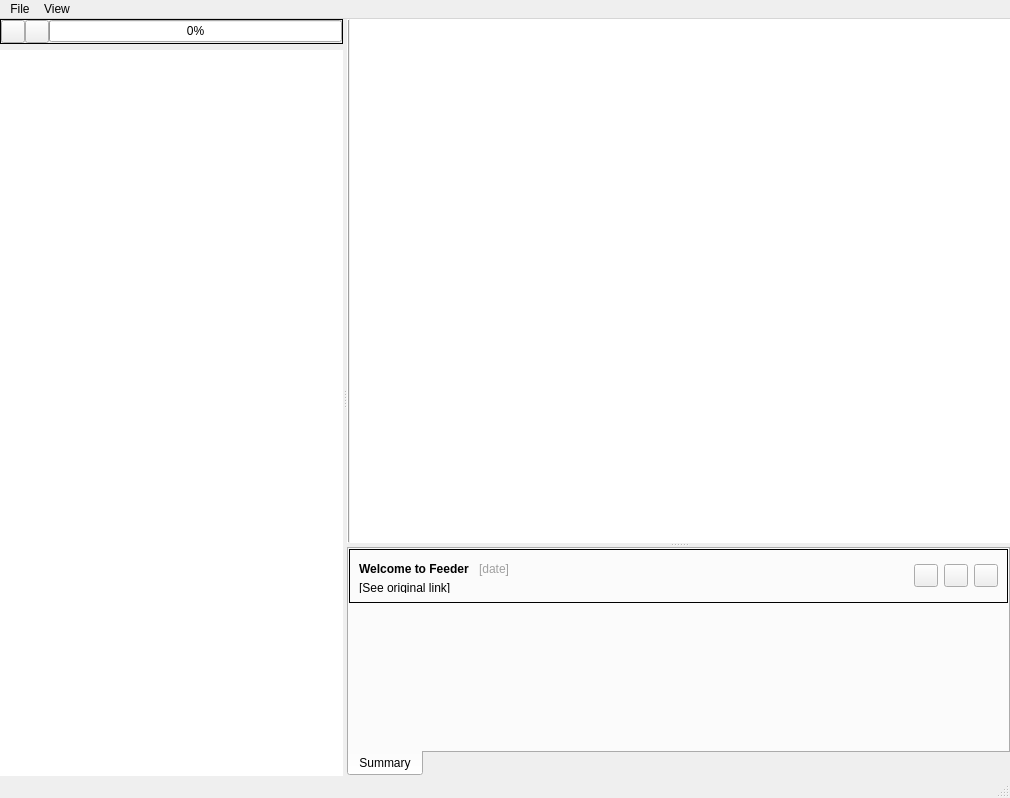
hatstand/O-sRSSly, file src/mainwindow.ui: the form before one commit.
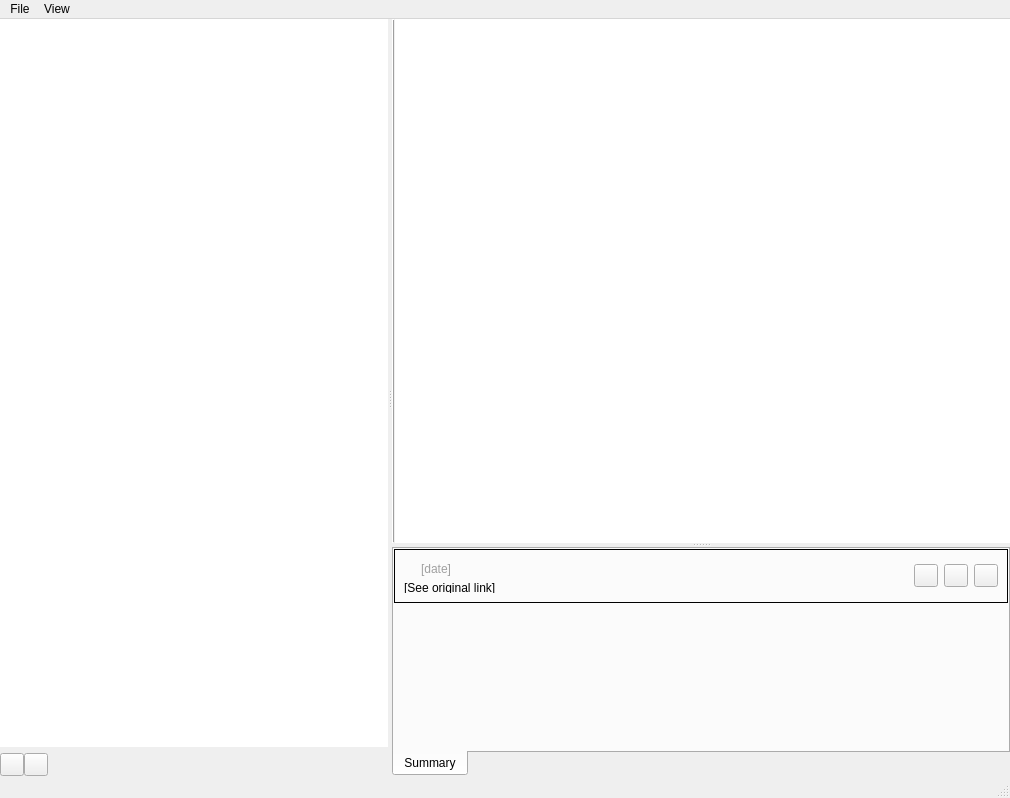
The form after the commit. Icons and pictures are not drawn. Custom widgets are drawn as their Qt base class.

Commit message: Better progress bars

Diff of the .ui file:
```diff
--- a/src/mainwindow.ui
+++ b/src/mainwindow.ui
@@ -39,6 +39,28 @@
       </property>
       <widget class="QWidget" name="layoutWidget" >
        <layout class="QVBoxLayout" name="verticalLayout_2" >
+        <item>
+         <widget class="FeedView" name="feeds_" >
+          <property name="frameShape" >
+           <enum>QFrame::NoFrame</enum>
+          </property>
+          <property name="alternatingRowColors" >
+           <bool>true</bool>
+          </property>
+          <property name="selectionMode" >
+           <enum>QAbstractItemView::SingleSelection</enum>
+          </property>
+          <property name="selectionBehavior" >
+           <enum>QAbstractItemView::SelectRows</enum>
+          </property>
+          <property name="uniformRowHeights" >
+           <bool>false</bool>
+          </property>
+          <property name="headerHidden" >
+           <bool>true</bool>
+          </property>
+         </widget>
+        </item>
         <item>
          <widget class="QFrame" name="frame_3" >
           <property name="palette" >
@@ -48,12 +70,6 @@
             <disabled/>
            </palette>
           </property>
-          <property name="frameShape" >
-           <enum>QFrame::Box</enum>
-          </property>
-          <property name="frameShadow" >
-           <enum>QFrame::Plain</enum>
-          </property>
           <layout class="QHBoxLayout" name="horizontalLayout_3" >
            <property name="spacing" >
             <number>0</number>
@@ -68,37 +84,77 @@
             <widget class="QToolButton" name="refresh_" />
            </item>
            <item>
-            <widget class="LongCatBar" name="progressBar" >
-             <property name="value" >
-              <number>0</number>
+            <widget class="QStackedWidget" name="progress_stack_" >
+             <property name="sizePolicy" >
+              <sizepolicy vsizetype="Maximum" hsizetype="Preferred" >
+               <horstretch>0</horstretch>
+               <verstretch>0</verstretch>
+              </sizepolicy>
              </property>
+             <property name="currentIndex" >
+              <number>1</number>
+             </property>
+             <widget class="QWidget" name="page_3" >
+              <property name="geometry" >
+               <rect>
+                <x>0</x>
+                <y>0</y>
+                <width>266</width>
+                <height>26</height>
+               </rect>
+              </property>
+              <layout class="QVBoxLayout" name="verticalLayout_6" >
+               <property name="spacing" >
+                <number>0</number>
+               </property>
+               <property name="margin" >
+                <number>0</number>
+               </property>
+               <item>
+                <widget class="LongCatBar" name="progress_" >
+                 <property name="value" >
+                  <number>0</number>
+                 </property>
+                </widget>
+               </item>
+              </layout>
+             </widget>
+             <widget class="QWidget" name="page_4" >
+              <property name="geometry" >
+               <rect>
+                <x>0</x>
+                <y>0</y>
+                <width>266</width>
+                <height>26</height>
+               </rect>
+              </property>
+              <layout class="QVBoxLayout" name="verticalLayout_7" >
+               <property name="spacing" >
+                <number>0</number>
+               </property>
+               <property name="margin" >
+                <number>0</number>
+               </property>
+               <item>
+                <spacer name="horizontalSpacer" >
+                 <property name="orientation" >
+                  <enum>Qt::Horizontal</enum>
+                 </property>
+                 <property name="sizeHint" stdset="0" >
+                  <size>
+                   <width>263</width>
+                   <height>20</height>
+                  </size>
+                 </property>
+                </spacer>
+               </item>
+              </layout>
+             </widget>
             </widget>
            </item>
           </layout>
          </widget>
         </item>
-        <item>
-         <widget class="FeedView" name="feeds_" >
-          <property name="frameShape" >
-           <enum>QFrame::NoFrame</enum>
-          </property>
-          <property name="alternatingRowColors" >
-           <bool>true</bool>
-          </property>
-          <property name="selectionMode" >
-           <enum>QAbstractItemView::SingleSelection</enum>
-          </property>
-          <property name="selectionBehavior" >
-           <enum>QAbstractItemView::SelectRows</enum>
-          </property>
-          <property name="uniformRowHeights" >
-           <bool>false</bool>
-          </property>
-          <property name="headerHidden" >
-           <bool>true</bool>
-          </property>
-         </widget>
-        </item>
        </layout>
       </widget>
       <widget class="QSplitter" name="splitter" >
@@ -228,13 +284,6 @@
                      <verstretch>0</verstretch>
                     </sizepolicy>
                    </property>
-                   <property name="text" >
-                    <string>&lt;!DOCTYPE HTML PUBLIC "-//W3C//DTD HTML 4.0//EN" "http://www.w3.org/TR/REC-html40/strict.dtd">
-&lt;html>&lt;head>&lt;meta name="qrichtext" content="1" />&lt;style type="text/css">
-p, li { white-space: pre-wrap; }
-&lt;/style>&lt;/head>&lt;body style=" font-family:'Sans Serif'; font-size:9pt; font-weight:400; font-style:normal;">
-&lt;p style=" margin-top:0px; margin-bottom:0px; margin-left:0px; margin-right:0px; -qt-block-indent:0; text-indent:0px;">&lt;span style=" font-weight:600;">Welcome to Feeder&lt;/span>&lt;/p>&lt;/body>&lt;/html></string>
-                   </property>
                    <property name="textFormat" >
                     <enum>Qt::RichText</enum>
                    </property>
```
Left out of the diff: 2 changed lines with no effect on the pictures. The commit also changes 8 other files.
